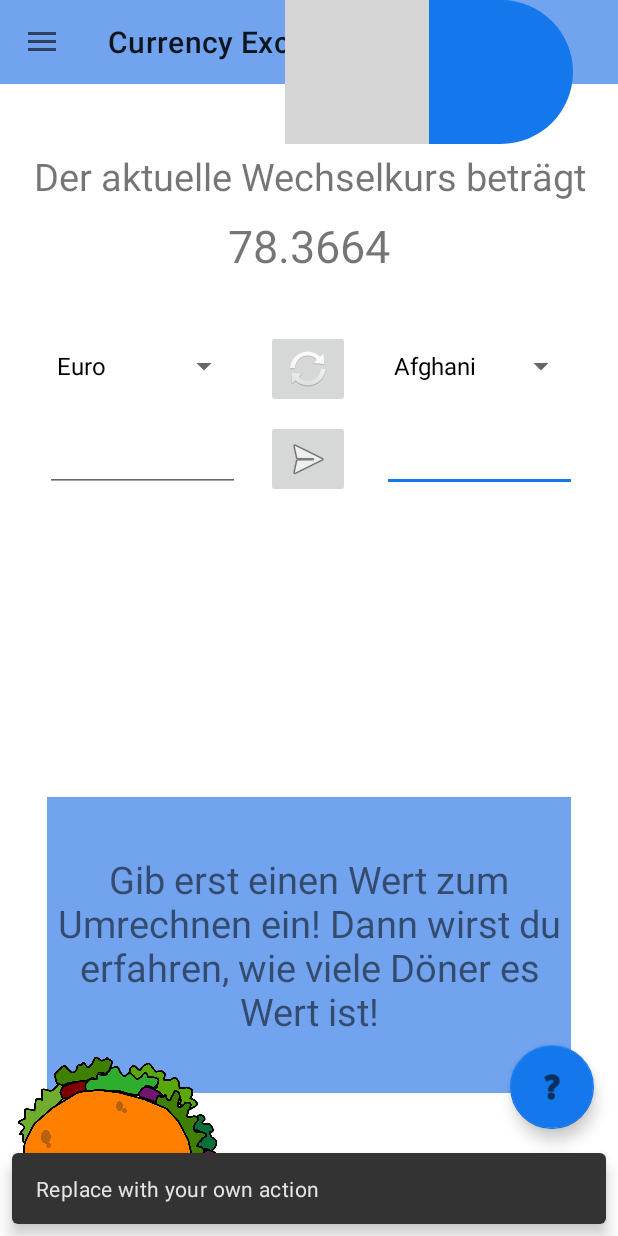
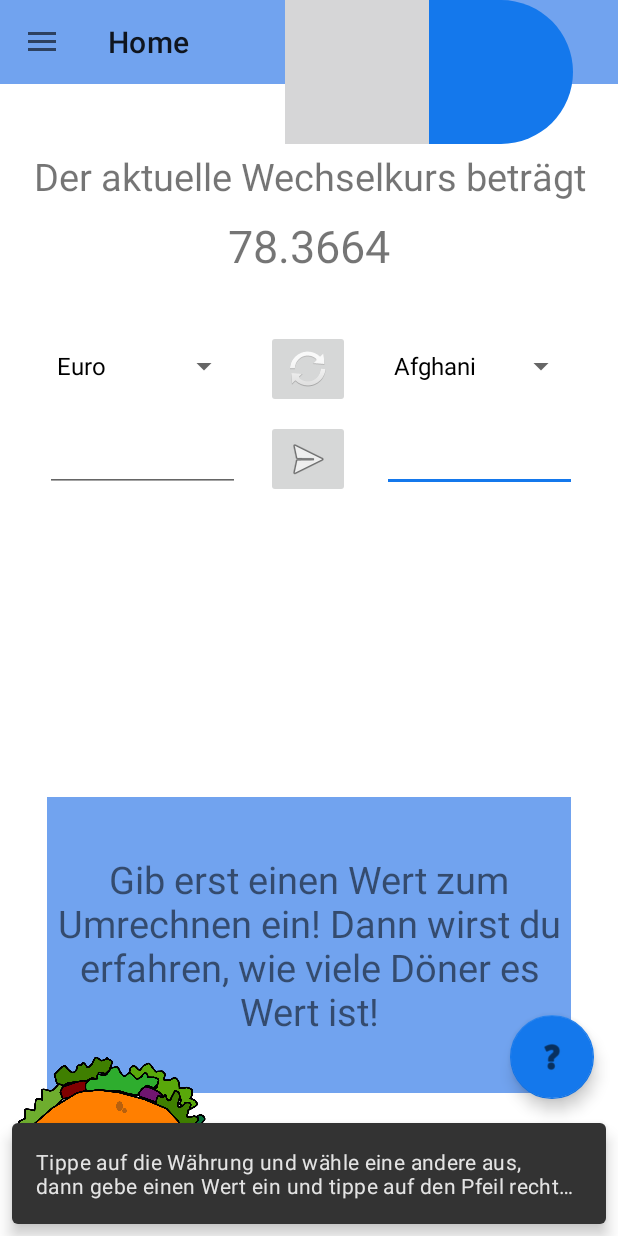
Before and after one commit to annika81115/currencyexChange, an Android app: the screen it shows after launch (MainActivity), after a tap on an icon or button, on a phone screen of 412 x 824 dp. Run offline under Robolectric (Android 15) with nearby library versions, the phone set to English and light mode, and no system bars; our stand-ins replace navigation-ui.

Commit message:
Avocado-Brot
set text for the question mark

```diff
--- a/app/src/main/java/com/example/currencyexchange/MainActivity.java
+++ b/app/src/main/java/com/example/currencyexchange/MainActivity.java
@@ -1,5 +1,6 @@
 package com.example.currencyexchange;
 
+import android.app.FragmentTransaction;
 import android.content.Context;
 import android.content.SharedPreferences;
 import android.content.res.Configuration;
@@ -11,8 +12,10 @@ import android.view.Menu;
 import android.widget.ArrayAdapter;
 import android.widget.EditText;
 import android.widget.Spinner;
+import android.app.Fragment;
 
 import com.example.currencyexchange.filedownload.DownloadFileTask;
+import com.example.currencyexchange.ui.info.InfoFragment;
 import com.google.android.material.snackbar.Snackbar;
 import com.google.android.material.navigation.NavigationView;
 
@@ -92,9 +95,8 @@ public class MainActivity extends AppCompatActivity {
             @Override
             public void onClick(View view) {
                 //getSpinner(R.id.firstSpinner);
-                Snackbar.make(view, "Replace with your own action", Snackbar.LENGTH_LONG)
+                Snackbar.make(view, "Tippe auf die Währung und wähle eine andere aus, dann gebe einen Wert ein und tippe auf den Pfeil rechts daneben.", Snackbar.LENGTH_LONG)
                         .setAction("Action", null).show();
-
             }
         });
 
--- a/app/src/main/res/layout/fragment_info.xml
+++ b/app/src/main/res/layout/fragment_info.xml
@@ -5,6 +5,11 @@
     android:layout_width="match_parent"
     android:layout_height="match_parent"
     tools:context=".ui.info.InfoFragment">
+
+    <FrameLayout
+        android:id="@+id/fragment_containerInfo"
+        android:layout_width="match_parent"
+        android:layout_height="match_parent"/>
 
     <TextView
         android:id="@+id/text_gallery"
--- a/app/src/main/res/values/strings.xml
+++ b/app/src/main/res/values/strings.xml
@@ -7,7 +7,7 @@
     <string name="nav_header_desc">Navigation header</string>
     <string name="action_settings">Settings</string>
 
-    <string name="menu_home">Currency Exchange</string>
+    <string name="menu_home">Home</string>
     <string name="menu_info">Info</string>
     <string name="number_one">number one</string>
     <string name="number_two">number two</string>
```
